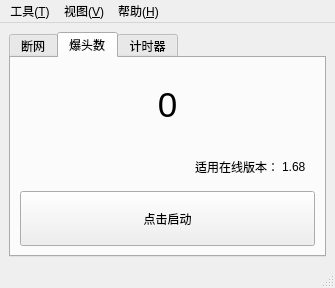
First picture: the form in Act3SpeedrunTool/MainWindow.ui, repository SkyD666/Act3SpeedrunTool, before the edit.
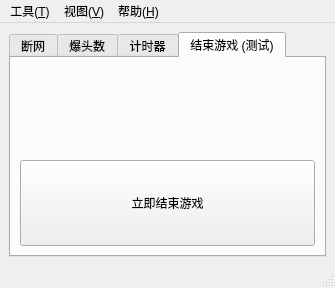
Second picture: the form after the edit. The open tabs and pages were chosen to show the change. Icons and pictures are not drawn.

Commit message: [feature] Support close game process immediately

The edit to the form file:
```diff
--- a/Act3SpeedrunTool/MainWindow.ui
+++ b/Act3SpeedrunTool/MainWindow.ui
@@ -381,6 +381,38 @@
         </item>
        </layout>
       </widget>
+      <widget class="QWidget" name="tabCloseGameImmediately">
+       <attribute name="title">
+        <string>结束游戏 (测试)</string>
+       </attribute>
+       <layout class="QVBoxLayout" name="verticalLayout_7">
+        <item>
+         <widget class="QLabel" name="labCloseGameImmediatelyHotkey">
+          <property name="font">
+           <font>
+            <pointsize>16</pointsize>
+           </font>
+          </property>
+          <property name="alignment">
+           <set>Qt::AlignCenter</set>
+          </property>
+         </widget>
+        </item>
+        <item>
+         <widget class="QPushButton" name="btnCloseGameImmediately">
+          <property name="sizePolicy">
+           <sizepolicy hsizetype="Minimum" vsizetype="Minimum">
+            <horstretch>0</horstretch>
+            <verstretch>0</verstretch>
+           </sizepolicy>
+          </property>
+          <property name="text">
+           <string>立即结束游戏</string>
+          </property>
+         </widget>
+        </item>
+       </layout>
+      </widget>
      </widget>
     </item>
    </layout>
```
Left out of the diff: 4 changed lines with no effect on the pictures. The commit also changes 17 other files.
